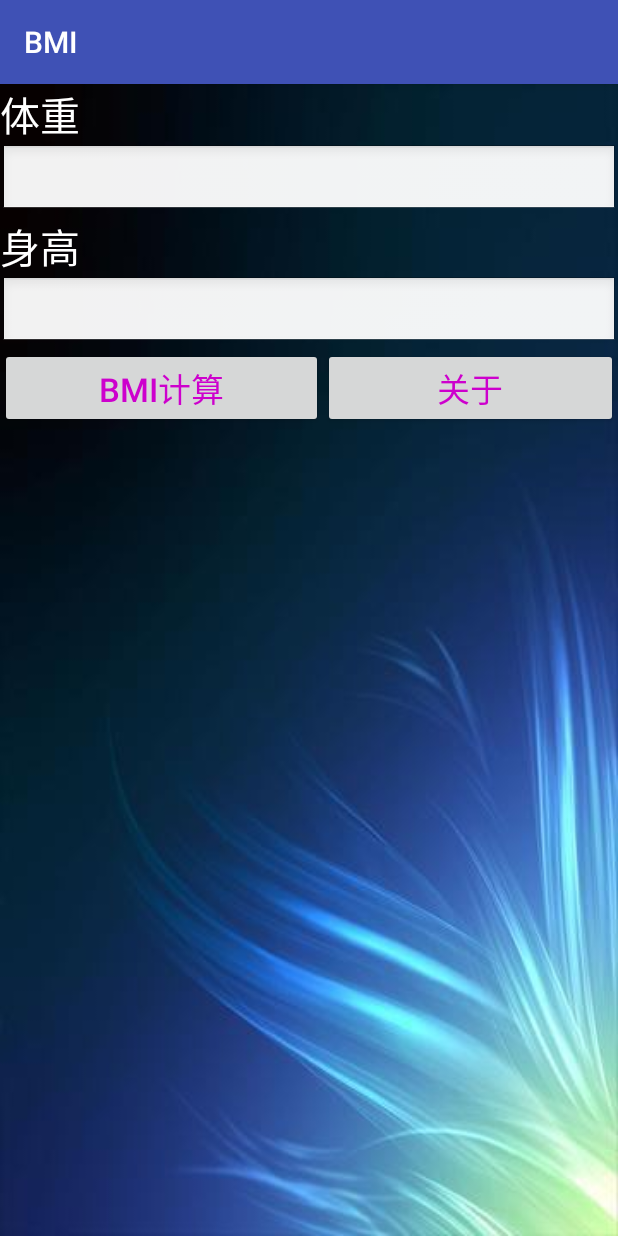
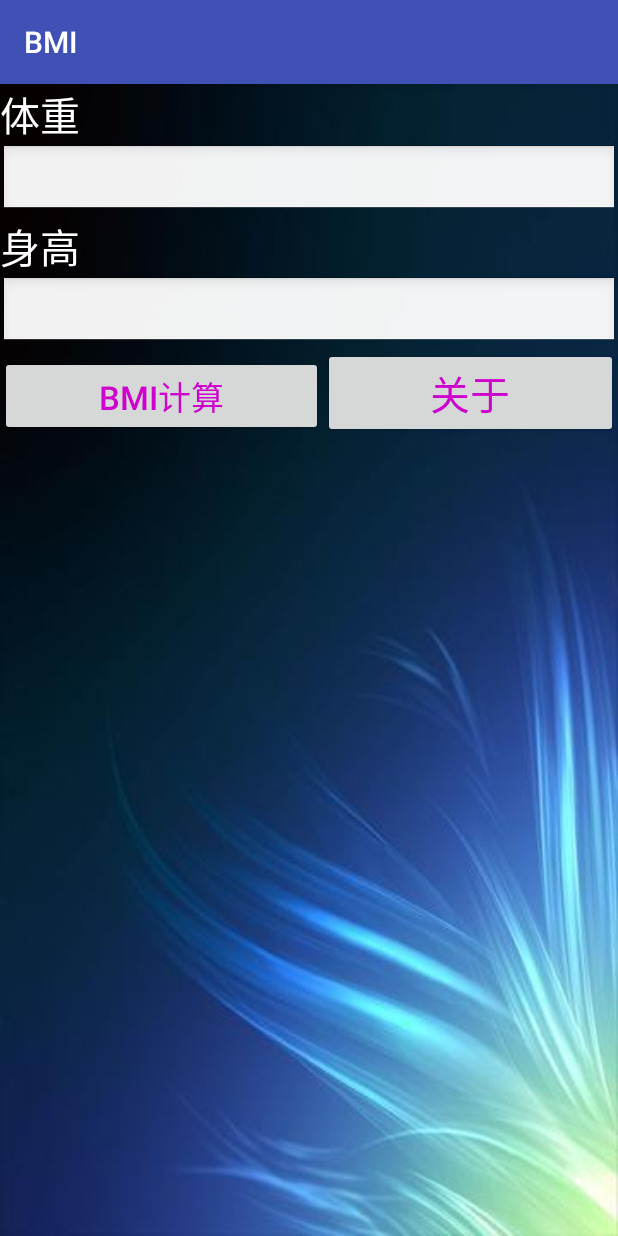
Before and after one commit to myemcu/BMI, an Android app: the screen it shows after launch (MainActivity), on a phone screen of 412 x 824 dp. Run offline under Robolectric (Android 15) with nearby library versions, the phone set to English and light mode, and no system bars.

Commit message:
V4，Bundle中的字符串抽取。

```diff
--- a/app/src/main/java/com/example/administrator/bmi/ResultActivity.java
+++ b/app/src/main/java/com/example/administrator/bmi/ResultActivity.java
@@ -19,8 +19,8 @@ public class ResultActivity extends AppCompatActivity {
 
         Bundle bag = this.getIntent().getExtras();        // 取得Intent包
 
-        bmi=bag.getFloat("Result_BMI", 0);                // 取浮点数
-        str=bag.getString("Test_STR", null);              // 取字符串
+        bmi=bag.getFloat(getString(R.string.result_bmi), 0);                // 取浮点数
+        str=bag.getString(getString(R.string.message), null);              // 取字符串
 
         //--------------------------------------------------------------
 
--- a/app/src/main/res/layout/main.xml
+++ b/app/src/main/res/layout/main.xml
@@ -55,7 +55,7 @@
             android:layout_width="wrap_content"
             android:layout_height="wrap_content"
             android:text="@string/btn2"
-            android:textSize="10pt"
+            android:textSize="12pt"
             android:textColor="#cd00cd"
             android:id="@+id/btn2" />
     </LinearLayout>
--- a/app/src/main/res/values/strings.xml
+++ b/app/src/main/res/values/strings.xml
@@ -8,4 +8,8 @@
 
     <string name="show1">你启动了我，还一笑而过。</string>
 
+    <string name="result_bmi">BMI结果</string>
+    <string name="message">传送信息</string>
+    <string name="str">哥就是主活动传来的数据包。</string>
+
 </resources>
```
Also changed, not shown: app/src/main/java/com/example/administrator/bmi/MainActivity.java (+9 -2 lines).
